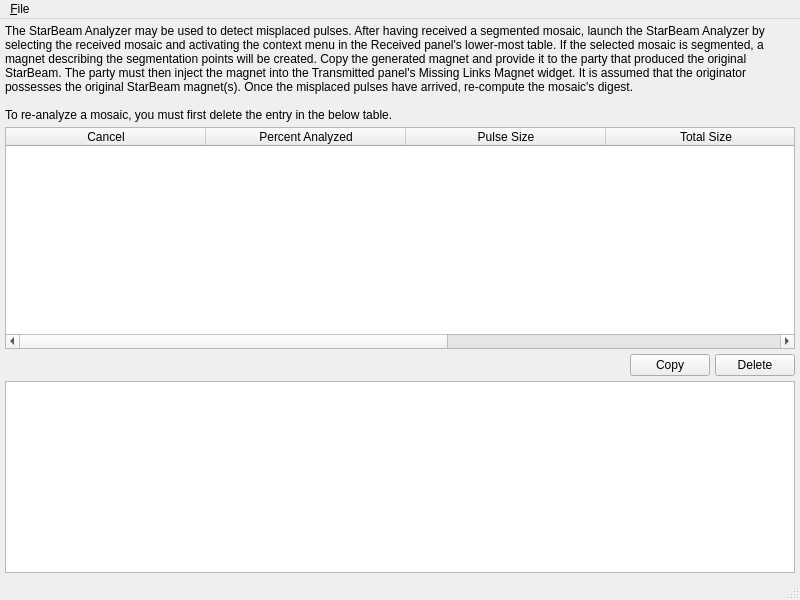
Qt form branches/trunk/GoldBug-UI/starbeamanalyzer.ui (textbrowser/spot-on) before a commit.
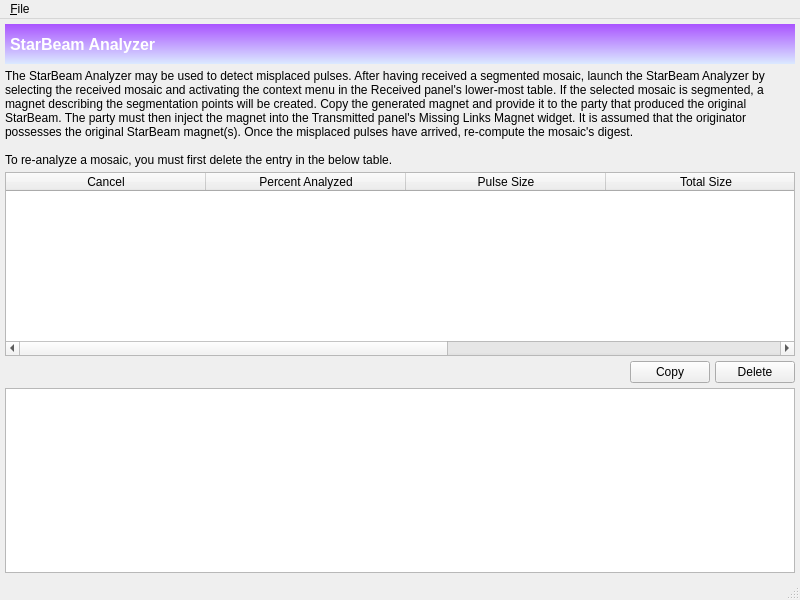
The same form after that commit. Icons and pictures are not drawn.

Commit message: Display Web site in About dialog. GB header widgets.

Patch:
```diff
--- a/branches/trunk/GoldBug-UI/starbeamanalyzer.ui
+++ b/branches/trunk/GoldBug-UI/starbeamanalyzer.ui
@@ -22,6 +22,43 @@
     <property name="margin">
      <number>5</number>
     </property>
+    <item>
+     <widget class="QLabel" name="label_2">
+      <property name="minimumSize">
+       <size>
+        <width>0</width>
+        <height>40</height>
+       </size>
+      </property>
+      <property name="font">
+       <font>
+        <pointsize>12</pointsize>
+        <weight>75</weight>
+        <bold>true</bold>
+       </font>
+      </property>
+      <property name="autoFillBackground">
+       <bool>false</bool>
+      </property>
+      <property name="styleSheet">
+       <string notr="true">background-color: qlineargradient(spread:reflect, x1:0.023, y1:0.988636, x2:0.028, y2:0.011, stop:0 rgba(218, 232, 255, 255), stop:1 rgba(170, 85, 255, 255));
+
+color: rgb(255, 255, 255);
+
+
+</string>
+      </property>
+      <property name="text">
+       <string>StarBeam Analyzer</string>
+      </property>
+      <property name="margin">
+       <number>0</number>
+      </property>
+      <property name="indent">
+       <number>5</number>
+      </property>
+     </widget>
+    </item>
     <item>
      <widget class="QLabel" name="label">
       <property name="text">
```
The commit also changes 6 other files.
